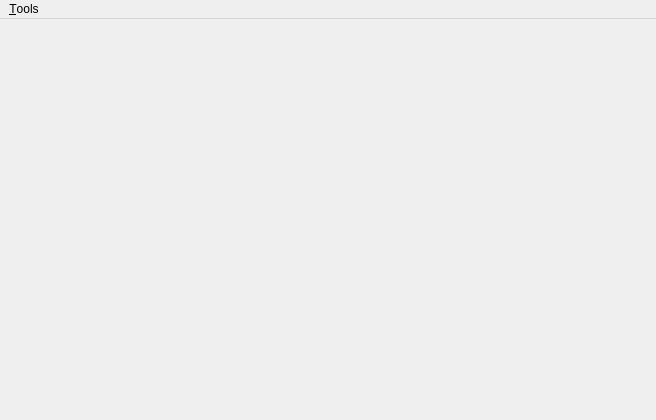
Old version of the form mainwindow.ui in the repository marianocossio/BioAmp.
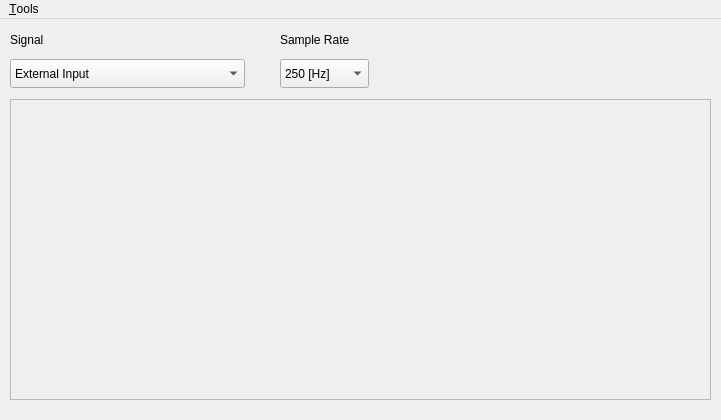
New version of the form.

Patch:
```diff
--- a/mainwindow.ui
+++ b/mainwindow.ui
@@ -6,7 +6,7 @@
    <rect>
     <x>0</x>
     <y>0</y>
-    <width>656</width>
+    <width>721</width>
     <height>420</height>
    </rect>
   </property>
@@ -14,16 +14,153 @@
    <string>MainWindow</string>
   </property>
   <widget class="QWidget" name="centralWidget">
-   <widget class="QWidget" name="verticalLayoutWidget">
+   <widget class="QScrollArea" name="channelsLayout">
     <property name="geometry">
      <rect>
-      <x>470</x>
-      <y>30</y>
-      <width>160</width>
-      <height>311</height>
+      <x>10</x>
+      <y>80</y>
+      <width>701</width>
+      <height>301</height>
      </rect>
     </property>
-    <layout class="QVBoxLayout" name="channelsLayout"/>
+    <property name="widgetResizable">
+     <bool>true</bool>
+    </property>
+    <widget class="QWidget" name="channelsLayoutWidgetContents">
+     <property name="geometry">
+      <rect>
+       <x>0</x>
+       <y>0</y>
+       <width>699</width>
+       <height>299</height>
+      </rect>
+     </property>
+    </widget>
+   </widget>
+   <widget class="QLabel" name="testSignalsLabel">
+    <property name="geometry">
+     <rect>
+      <x>10</x>
+      <y>10</y>
+      <width>80</width>
+      <height>21</height>
+     </rect>
+    </property>
+    <property name="sizePolicy">
+     <sizepolicy hsizetype="Fixed" vsizetype="Fixed">
+      <horstretch>0</horstretch>
+      <verstretch>0</verstretch>
+     </sizepolicy>
+    </property>
+    <property name="text">
+     <string>Signal</string>
+    </property>
+   </widget>
+   <widget class="QComboBox" name="sampleRateComboBox">
+    <property name="geometry">
+     <rect>
+      <x>280</x>
+      <y>40</y>
+      <width>89</width>
+      <height>29</height>
+     </rect>
+    </property>
+    <property name="sizePolicy">
+     <sizepolicy hsizetype="Fixed" vsizetype="Fixed">
+      <horstretch>0</horstretch>
+      <verstretch>0</verstretch>
+     </sizepolicy>
+    </property>
+    <item>
+     <property name="text">
+      <string>250 [Hz]</string>
+     </property>
+    </item>
+    <item>
+     <property name="text">
+      <string>500 [Hz]</string>
+     </property>
+    </item>
+    <item>
+     <property name="text">
+      <string>1 [KHz]</string>
+     </property>
+    </item>
+    <item>
+     <property name="text">
+      <string>2 [KHz]</string>
+     </property>
+    </item>
+   </widget>
+   <widget class="QComboBox" name="testSignalsComboBox">
+    <property name="geometry">
+     <rect>
+      <x>10</x>
+      <y>40</y>
+      <width>235</width>
+      <height>29</height>
+     </rect>
+    </property>
+    <property name="sizePolicy">
+     <sizepolicy hsizetype="Fixed" vsizetype="Fixed">
+      <horstretch>0</horstretch>
+      <verstretch>0</verstretch>
+     </sizepolicy>
+    </property>
+    <item>
+     <property name="text">
+      <string>External Input</string>
+     </property>
+    </item>
+    <item>
+     <property name="text">
+      <string>GND</string>
+     </property>
+    </item>
+    <item>
+     <property name="text">
+      <string>Square, 1.875 [mV], 0.97 [Hz]</string>
+     </property>
+    </item>
+    <item>
+     <property name="text">
+      <string>Square, 1.875 [mV], 1.95 [Hz]</string>
+     </property>
+    </item>
+    <item>
+     <property name="text">
+      <string>DC</string>
+     </property>
+    </item>
+    <item>
+     <property name="text">
+      <string>Square, 3.75 [mV], 0.97 [Hz]</string>
+     </property>
+    </item>
+    <item>
+     <property name="text">
+      <string>Square, 3.75 [mV], 1.95 [Hz]</string>
+     </property>
+    </item>
+   </widget>
+   <widget class="QLabel" name="sampleRateLabel">
+    <property name="geometry">
+     <rect>
+      <x>280</x>
+      <y>10</y>
+      <width>84</width>
+      <height>21</height>
+     </rect>
+    </property>
+    <property name="sizePolicy">
+     <sizepolicy hsizetype="Fixed" vsizetype="Fixed">
+      <horstretch>0</horstretch>
+      <verstretch>0</verstretch>
+     </sizepolicy>
+    </property>
+    <property name="text">
+     <string>Sample Rate</string>
+    </property>
    </widget>
   </widget>
   <widget class="QMenuBar" name="menuBar">
@@ -31,7 +168,7 @@
     <rect>
      <x>0</x>
      <y>0</y>
-     <width>656</width>
+     <width>721</width>
      <height>26</height>
     </rect>
    </property>
```
